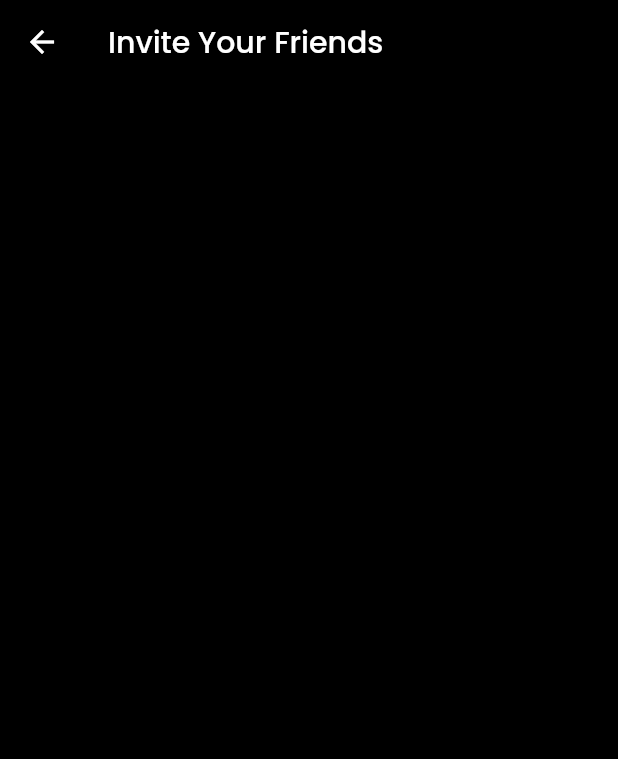
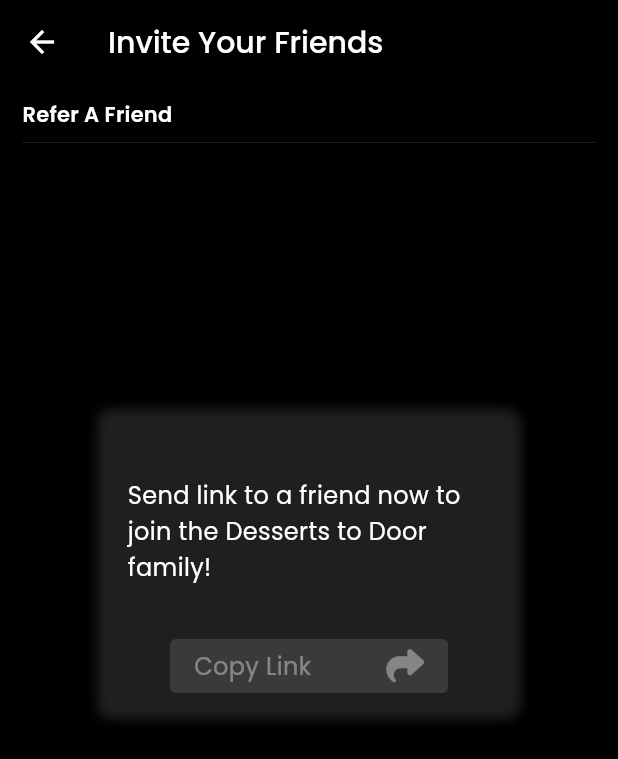
Before and after one commit to georonathan47/riders, a Flutter app: the screen it shows after launch, in the side drawer, after a tap on "Invite a Friend", on a phone screen of 412 x 824 dp. Shown: the top 759 px of the screen. Run offline on Flutter 3.47's test engine with Material 2 defaults, Android fonts, the light colour scheme and no system bars; our stand-ins replace avatar_glow, bloc, curved_navigation_bar, equatable, flex_color_scheme, flutter_bloc and 2 more; missing offline and left inert: achievement_view, platform_maps_flutter; statements that could not run were skipped.

Commit message:
💄 Changes and Additions

```diff
--- a/lib/features/DrawerScreens/presentation/pages/friend.dart
+++ b/lib/features/DrawerScreens/presentation/pages/friend.dart
@@ -1,4 +1,5 @@
 import 'package:flutter/material.dart';
+import 'package:font_awesome_flutter/font_awesome_flutter.dart';
 import 'package:riders/core/constants/widgetFunctions.dart';
 
 class Invites extends StatefulWidget {
@@ -11,8 +12,58 @@
 class _InvitesState extends State<Invites> {
   @override
   Widget build(BuildContext context) {
+    final size = MediaQuery.of(context).size;
     return Scaffold(
       appBar: appBar('Invite Your Friends'),
+      body: screenBody(
+        size,
+        children: [
+          mainText14('Refer A Friend'),
+          const Divider(),
+          Container(
+            height: size.height * .25,
+            width: size.width,
+            decoration: BoxDecoration(
+              borderRadius: BorderRadius.circular(10),
+              // color: Colors.white,
+              boxShadow: [
+                BoxShadow(
+                  color: Colors.white12,
+                  blurRadius: 5.0,
+                ),
+              ],
+            ),
+            margin: const EdgeInsets.symmetric(horizontal: 50, vertical: 170),
+            padding: const EdgeInsets.symmetric(horizontal: 20, vertical: 15),
+            child: Center(
+              child: Column(
+                children: [
+                  addVertical(30),
+                  subText(
+                    'Send link to a friend '
+                    'now to join the '
+                    'Desserts to Door family!',
+                  ),
+                  addVertical(30),
+                  SizedBox(
+                    width: size.width * 0.45,
+                    child: ElevatedButton(
+                      onPressed: null,
+                      child: Row(
+                        mainAxisAlignment: MainAxisAlignment.spaceBetween,
+                        children: [
+                          subText('Copy Link'),
+                          FaIcon(FontAwesomeIcons.share, size: 25)
+                        ],
+                      ),
+                    ),
+                  )
+                ],
+              ),
+            ),
+          ),
+        ],
+      ),
     );
   }
 }
--- /dev/null
+++ b/lib/features/DrawerScreens/presentation/pages/tickets.dart
@@ -0,0 +1,23 @@
+import 'package:flutter/material.dart';
+import 'package:riders/core/constants/widgetFunctions.dart';
+
+class Tickets extends StatefulWidget {
+  const Tickets({super.key});
+
+  @override
+  State<Tickets> createState() => _TicketsState();
+}
+
+class _TicketsState extends State<Tickets> {
+  @override
+  Widget build(BuildContext context) {
+    final size = MediaQuery.of(context).size;
+    return Scaffold(
+      appBar: appBar('Open Tickets - 0'),
+      body: screenBody(
+        size,
+        children: [],
+      ),
+    );
+  }
+}
--- a/lib/features/Generic/drawer.dart
+++ b/lib/features/Generic/drawer.dart
@@ -3,6 +3,7 @@
 import 'package:google_fonts/google_fonts.dart';
 import 'package:riders/core/constants/colors.dart';
 import 'package:riders/features/DrawerScreens/presentation/pages/friend.dart';
+import 'package:riders/features/DrawerScreens/presentation/pages/tickets.dart';
 
 Widget Sidebar(BuildContext context, {String? email, String? name}) {
   return Drawer(
@@ -132,8 +133,15 @@
                         letterSpacing: .45,
                       ),
                     ),
-                  onTap: () => logout(context),
+                    onTap: () {
+                      Navigator.pop(context);
+                      Navigator.push(
+                        context,
+                        MaterialPageRoute(
+                          builder: (context) => const Tickets(),
                         ),
+                      );
+                    }),
               ),
             ),
             Padding(
--- a/lib/features/Index/presentation/pages/Homepage.dart
+++ b/lib/features/Index/presentation/pages/Homepage.dart
@@ -79,7 +79,7 @@
               alignment: Alignment.bottomCenter,
               child: !hasBeenTapped
                   ? Container(
-                      height: size.height * 0.11,
+                      height: size.height * 0.115,
                       width: size.width * 0.75,
                       margin: const EdgeInsets.only(
                         top: 25,
@@ -94,24 +94,23 @@
                         borderRadius: BorderRadius.circular(35),
                       ),
                       child: Padding(
-                        padding: const EdgeInsets.symmetric(horizontal: 10),
+                        padding: const EdgeInsets.symmetric(horizontal: 25),
                         child: Row(
+                          mainAxisAlignment: MainAxisAlignment.spaceBetween,
                           children: [
                             Text(
-                              'Delivery Available',
+                              'Delivery\nAvailable',
                               style: GoogleFonts.poppins(
                                 fontWeight: FontWeight.w400,
                                 fontSize: 18,
                                 color: Colors.white,
                               ),
                             ),
-                            addHorizontal(25),
                             Column(
                               children: [
                                 ElevatedButton(
                                   style: ElevatedButton.styleFrom(
-                                    primary: Colors.teal[300],
-                                    // shape: const CircleBorder(),
+                                    backgroundColor: Colors.teal[300],
                                   ),
                                   onPressed: () {
                                     util.newOrderToast(
@@ -126,15 +125,15 @@
                                   child: Text(
                                     'Accept',
                                     style: GoogleFonts.poppins(
+                                      fontSize: 14,
+                                      color: Colors.white,
                                       fontWeight: FontWeight.w400,
-                                      fontSize: 16,
-                                      color: Colors.white,
                                     ),
                                   ),
                                 ),
                                 ElevatedButton(
                                   style: ElevatedButton.styleFrom(
-                                    primary: Colors.red[300],
+                                    backgroundColor: Colors.red[300],
                                     // shape: const CircleBorder(),
                                   ),
                                   onPressed: () {
@@ -151,9 +150,9 @@
                                   child: Text(
                                     'Cancel',
                                     style: GoogleFonts.poppins(
+                                      fontSize: 14,
+                                      color: Colors.white,
                                       fontWeight: FontWeight.w400,
-                                      fontSize: 16,
-                                      color: Colors.white,
                                     ),
                                   ),
                                 ),
```
Also changed, not shown: pubspec.lock, 4 other files. Lines whose indentation alone changed are shown as unchanged.
